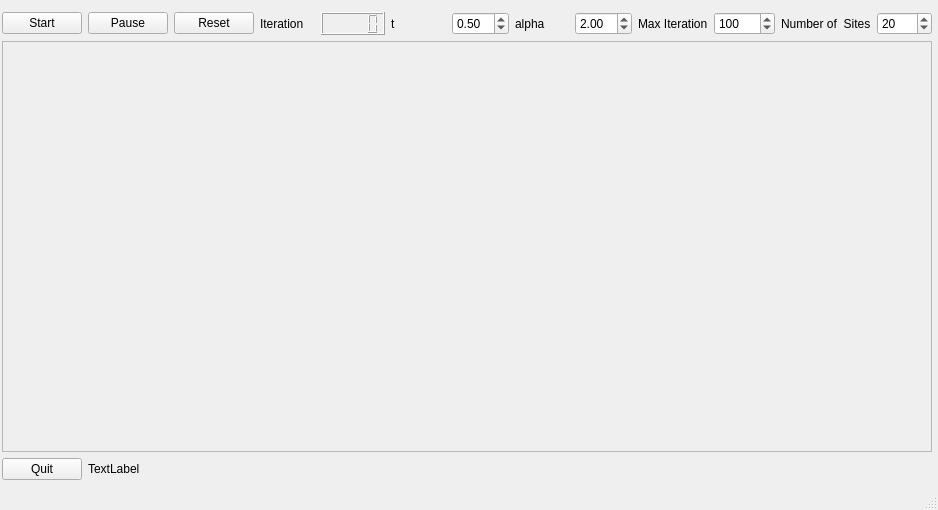
Qt form codigos/QtRandon/SimpleHidrodynamic/interface.ui (emiliobrazil/randomview) before a commit.
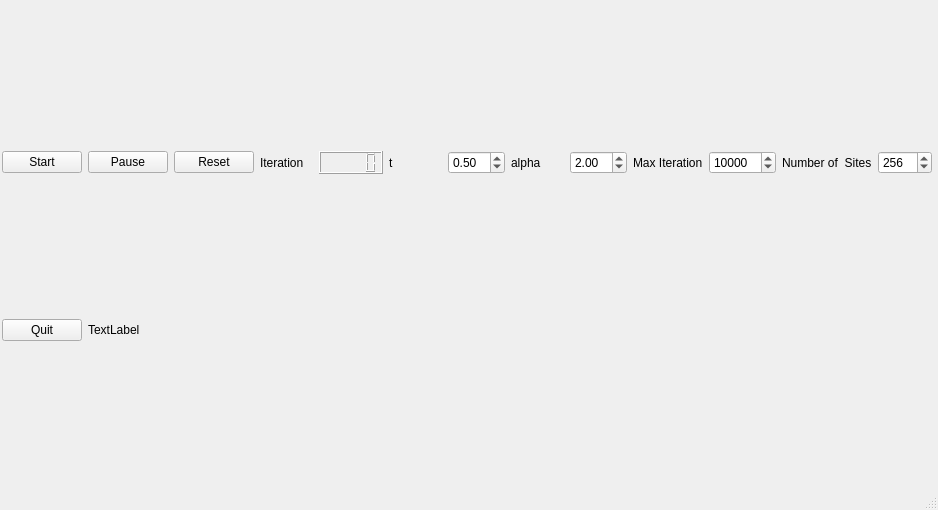
The same form after that commit.

Diff of the .ui file:
```diff
--- a/codigos/QtRandon/SimpleHidrodynamic/interface.ui
+++ b/codigos/QtRandon/SimpleHidrodynamic/interface.ui
@@ -94,14 +94,14 @@
         <number>1</number>
        </property>
        <property name="maximum">
+        <number>100000</number>
+       </property>
+       <property name="singleStep">
+        <number>1000</number>
+       </property>
+       <property name="value">
         <number>10000</number>
        </property>
-       <property name="singleStep">
-        <number>20</number>
-       </property>
-       <property name="value">
-        <number>100</number>
-       </property>
       </widget>
      </item>
      <item row="0" column="11">
@@ -131,16 +131,16 @@
      <item row="0" column="14">
       <widget class="QSpinBox" name="numberOfSitesSpinBox">
        <property name="minimum">
-        <number>15</number>
+        <number>64</number>
        </property>
        <property name="maximum">
-        <number>999</number>
+        <number>1024</number>
        </property>
        <property name="singleStep">
         <number>10</number>
        </property>
        <property name="value">
-        <number>20</number>
+        <number>256</number>
        </property>
       </widget>
      </item>
@@ -162,20 +162,7 @@
       <widget class="QLCDNumber" name="lcdNumber"/>
      </item>
      <item row="1" column="2" colspan="13">
-      <widget class="QFrame" name="frame">
-       <property name="minimumSize">
-        <size>
-         <width>400</width>
-         <height>400</height>
-        </size>
-       </property>
-       <property name="frameShape">
-        <enum>QFrame::StyledPanel</enum>
-       </property>
-       <property name="frameShadow">
-        <enum>QFrame::Raised</enum>
-       </property>
-      </widget>
+      <layout class="QHBoxLayout" name="spaceGrid"/>
      </item>
     </layout>
    </widget>
```
Left out of the diff: 4 changed lines with no effect on the pictures.
